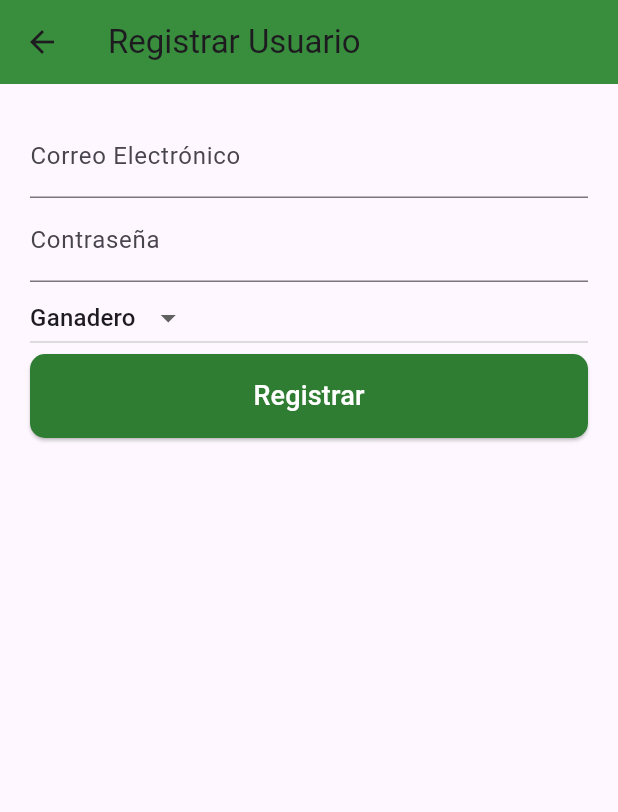
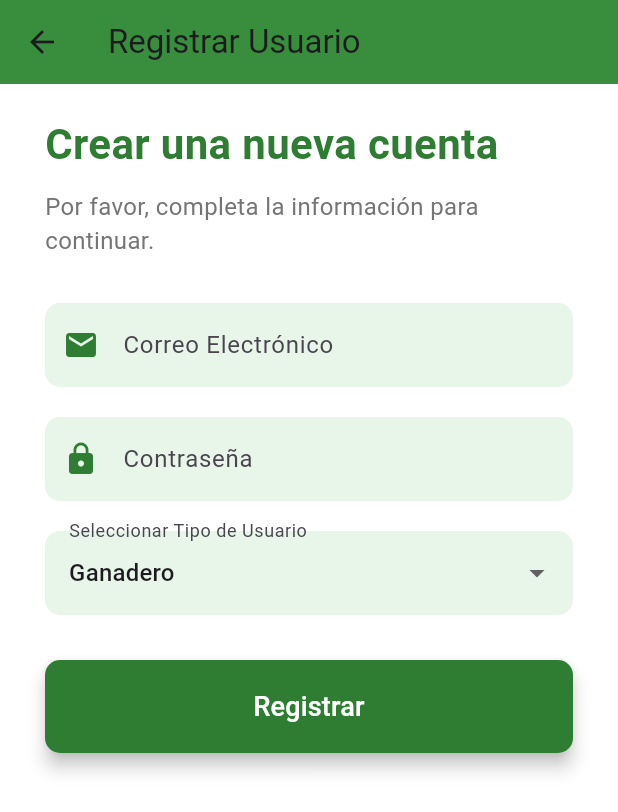
Before and after one commit to Suppra/BoviDataFirebase, a Flutter app: the screen it shows after launch, after a tap on "¿No tienes una cuenta? Regístrate aquí", on a phone screen of 412 x 824 dp. Shown: the top 812 px of the screen. Run offline on Flutter 3.47's test engine with Material 3 defaults, Android fonts, the phone set to English and light mode, and no system bars; our stand-ins replace cloud_firestore, firebase_auth, firebase_core; accounts and stored records are empty.

Commit message:
mejoras visuales login y register

```diff
--- a/lib/vista/auth/login_screen.dart
+++ b/lib/vista/auth/login_screen.dart
@@ -15,8 +15,8 @@ class _LoginPageState extends State<LoginPage> {
 
   Future<void> _validateUser() async {
     try {
-      UserCredential userCredential = await FirebaseAuth.instance
-          .signInWithEmailAndPassword(
+      UserCredential userCredential =
+          await FirebaseAuth.instance.signInWithEmailAndPassword(
         email: _userController.text,
         password: _passwordController.text,
       );
@@ -30,11 +30,14 @@ class _LoginPageState extends State<LoginPage> {
         String userType = userDoc['Tipo'];
 
         if (userType == 'Ganadero') {
-          Navigator.pushReplacementNamed(context, '/home', arguments: 'Ganadero');
+          Navigator.pushReplacementNamed(context, '/home',
+              arguments: 'Ganadero');
         } else if (userType == 'Veterinario') {
-          Navigator.pushReplacementNamed(context, '/home', arguments: 'Veterinario');
+          Navigator.pushReplacementNamed(context, '/home',
+              arguments: 'Veterinario');
         } else if (userType == 'Empleado') {
-          Navigator.pushReplacementNamed(context, '/home', arguments: 'Empleado');
+          Navigator.pushReplacementNamed(context, '/home',
+              arguments: 'Empleado');
         } else {
           _setValidationMessage("¡Tipo de usuario no reconocido!");
         }
@@ -57,9 +60,10 @@ class _LoginPageState extends State<LoginPage> {
     return Scaffold(
       body: Container(
         decoration: BoxDecoration(
-          image: DecorationImage(
-            image: NetworkImage('https://cdn.pixabay.com/photo/2017/10/28/06/48/cow-2896329_960_720.jpg'),
-            fit: BoxFit.cover,
+          gradient: LinearGradient(
+            colors: [Colors.green[800]!, Colors.green[300]!],
+            begin: Alignment.topCenter,
+            end: Alignment.bottomCenter,
           ),
         ),
         padding: EdgeInsets.all(16.0),
@@ -67,13 +71,14 @@ class _LoginPageState extends State<LoginPage> {
           children: <Widget>[
             SizedBox(height: 120),
             Card(
-              color: Colors.green,
+              color: Colors.white.withOpacity(0.9),
               margin: EdgeInsets.all(10.0),
-              elevation: 6.0,
+              elevation: 8.0,
+              shape: RoundedRectangleBorder(
+                borderRadius: BorderRadius.circular(15),
+              ),
               child: Container(
-                margin: EdgeInsets.all(16.0),
-                child: Form(
-                  child: Center(
+                padding: EdgeInsets.all(16.0),
                 child: Column(
                   children: <Widget>[
                     Padding(
@@ -83,44 +88,32 @@ class _LoginPageState extends State<LoginPage> {
                     SizedBox(height: 2),
                     Text(
                       "Bienvenido a",
-                          style: TextStyle(fontSize: 25.0, color: Colors.white),
+                      style: TextStyle(
+                        fontSize: 26.0,
+                        fontWeight: FontWeight.bold,
+                        color: Colors.green[800],
+                      ),
                     ),
                     Text(
                       "BoviData",
-                          style: TextStyle(fontSize: 30.0, color: Colors.white),
-                        ),
-                        SizedBox(height: 15),
-                        TextField(
-                          controller: _userController,
-                          decoration: InputDecoration(
-                            labelText: "Usuario:",
-                            labelStyle: TextStyle(color: Colors.white),
+                      style: TextStyle(
+                        fontSize: 30.0,
+                        color: Colors.green[800],
+                        fontWeight: FontWeight.bold,
                       ),
                     ),
+                    SizedBox(height: 20),
+                    _buildTextField(_userController, "Usuario", Icons.person),
                     SizedBox(height: 16),
-                        TextField(
-                          controller: _passwordController,
-                          obscureText: true,
-                          decoration: InputDecoration(
-                            labelText: "Contraseña:",
-                            labelStyle: TextStyle(color: Colors.white),
-                          ),
-                        ),
+                    _buildTextField(
+                        _passwordController, "Contraseña", Icons.lock,
+                        isPassword: true),
                     SizedBox(height: 16),
-                        ElevatedButton(
-                          onPressed: () {
-                            if (_userController.text.isNotEmpty && _passwordController.text.isNotEmpty) {
-                              _validateUser();
-                            } else {
-                              _showAlertDialog('No se permiten campos vacíos');
-                            }
-                          },
-                          child: Text('Entrar'),
-                        ),
+                    _buildLoginButton(),
                     SizedBox(height: 5),
                     Text(
                       _validationMessage,
-                          style: TextStyle(fontSize: 20.0, color: Colors.red),
+                      style: TextStyle(fontSize: 16.0, color: Colors.red),
                     ),
                     TextButton(
                       onPressed: () {
@@ -128,17 +121,62 @@ class _LoginPageState extends State<LoginPage> {
                       },
                       child: Text(
                         '¿No tienes una cuenta? Regístrate aquí',
-                            style: TextStyle(color: Colors.white),
+                        style: TextStyle(color: Colors.green[800]),
                       ),
                     ),
                   ],
                 ),
               ),
             ),
-              ),
-            )
           ],
         ),
+      ),
+    );
+  }
+
+  Widget _buildTextField(
+      TextEditingController controller, String label, IconData icon,
+      {bool isPassword = false}) {
+    return TextField(
+      controller: controller,
+      obscureText: isPassword,
+      decoration: InputDecoration(
+        prefixIcon: Icon(icon, color: Colors.green[800]),
+        labelText: label,
+        labelStyle: TextStyle(color: Colors.green[800]),
+        enabledBorder: OutlineInputBorder(
+          borderSide: BorderSide(color: Colors.green[800]!),
+          borderRadius: BorderRadius.circular(10),
+        ),
+        focusedBorder: OutlineInputBorder(
+          borderSide: BorderSide(color: Colors.green[600]!),
+          borderRadius: BorderRadius.circular(10),
+        ),
+      ),
+    );
+  }
+
+  Widget _buildLoginButton() {
+    return ElevatedButton(
+      onPressed: () {
+        if (_userController.text.isNotEmpty &&
+            _passwordController.text.isNotEmpty) {
+          _validateUser();
+        } else {
+          _showAlertDialog('No se permiten campos vacíos');
+        }
+      },
+      style: ElevatedButton.styleFrom(
+        backgroundColor: Colors.green[800],
+        padding: EdgeInsets.symmetric(vertical: 20),
+        shape: RoundedRectangleBorder(
+          borderRadius: BorderRadius.circular(8),
+        ),
+        elevation: 5,
+      ),
+      child: Text(
+        'Ingresar',
+        style: TextStyle(fontSize: 18, color: Colors.white),
       ),
     );
   }
--- a/lib/vista/auth/register_screen.dart
+++ b/lib/vista/auth/register_screen.dart
@@ -40,26 +40,86 @@ class _RegisterPageState extends State<RegisterPage> {
   @override
   Widget build(BuildContext context) {
     return Scaffold(
+      backgroundColor: Colors.white,
       appBar: AppBar(
         title: Text('Registrar Usuario'),
         backgroundColor: Colors.green[700],
         elevation: 0,
       ),
-      body: Container(
-        padding: EdgeInsets.all(20.0),
-        child: ListView(
+      body: SingleChildScrollView(
+        child: Padding(
+          padding: const EdgeInsets.symmetric(horizontal: 30.0),
+          child: Column(
+            crossAxisAlignment: CrossAxisAlignment.start,
             children: [
-            TextField(
-              controller: _emailController,
-              decoration: InputDecoration(labelText: 'Correo Electrónico'),
+              SizedBox(height: 20),
+              Text(
+                'Crear una nueva cuenta',
+                style: TextStyle(
+                  fontSize: 28,
+                  fontWeight: FontWeight.bold,
+                  color: Colors.green[800],
                 ),
-            TextField(
-              controller: _passwordController,
-              obscureText: true,
-              decoration: InputDecoration(labelText: 'Contraseña'),
               ),
-            DropdownButton<String>(
+              SizedBox(height: 10),
+              Text(
+                'Por favor, completa la información para continuar.',
+                style: TextStyle(
+                  fontSize: 16,
+                  color: Colors.grey[600],
+                ),
+              ),
+              SizedBox(height: 30),
+              _buildTextField(_emailController, 'Correo Electrónico', Icons.email),
+              SizedBox(height: 20),
+              _buildTextField(_passwordController, 'Contraseña', Icons.lock, isPassword: true),
+              SizedBox(height: 20),
+              _buildDropdown(),
+              SizedBox(height: 30),
+              _buildRegisterButton(),
+              SizedBox(height: 20),
+              Center(
+                child: Text(
+                  _registerMessage,
+                  style: TextStyle(color: Colors.red, fontSize: 16),
+                ),
+              ),
+            ],
+          ),
+        ),
+      ),
+    );
+  }
+
+  Widget _buildTextField(TextEditingController controller, String label, IconData icon, {bool isPassword = false}) {
+    return TextField(
+      controller: controller,
+      obscureText: isPassword,
+      decoration: InputDecoration(
+        labelText: label,
+        prefixIcon: Icon(icon, color: Colors.green[800]),
+        filled: true,
+        fillColor: Colors.green[50],
+        border: OutlineInputBorder(
+          borderRadius: BorderRadius.circular(10),
+          borderSide: BorderSide.none,
+        ),
+      ),
+    );
+  }
+
+  Widget _buildDropdown() {
+    return DropdownButtonFormField<String>(
       value: _userType,
+      decoration: InputDecoration(
+        labelText: 'Seleccionar Tipo de Usuario',
+        filled: true,
+        fillColor: Colors.green[50],
+        border: OutlineInputBorder(
+          borderRadius: BorderRadius.circular(10),
+          borderSide: BorderSide.none,
+        ),
+      ),
       items: ['Ganadero', 'Veterinario', 'Empleado']
           .map((type) => DropdownMenuItem(
                 value: type,
@@ -71,8 +131,13 @@ class _RegisterPageState extends State<RegisterPage> {
           _userType = value!;
         });
       },
-            ),
-            ElevatedButton(
+    );
+  }
+
+  Widget _buildRegisterButton() {
+    return SizedBox(
+      width: double.infinity,
+      child: ElevatedButton(
         onPressed: () {
           if (_emailController.text.isNotEmpty &&
               _passwordController.text.isNotEmpty) {
@@ -82,25 +147,17 @@ class _RegisterPageState extends State<RegisterPage> {
           }
         },
         style: ElevatedButton.styleFrom(
-                padding: EdgeInsets.symmetric(vertical: 15),
   backgroundColor: Colors.green[800],
+  padding: EdgeInsets.symmetric(vertical: 18),
   shape: RoundedRectangleBorder(
     borderRadius: BorderRadius.circular(10),
   ),
+  elevation: 5,
 ),
+
         child: Text(
           'Registrar',
           style: TextStyle(fontSize: 18, color: Colors.white),
-              ),
-            ),
-            SizedBox(height: 20),
-            Center(
-              child: Text(
-                _registerMessage,
-                style: TextStyle(color: Colors.red, fontSize: 16),
-              ),
-            ),
-          ],
         ),
       ),
     );
@@ -110,7 +167,7 @@ class _RegisterPageState extends State<RegisterPage> {
     return showDialog(
       context: context,
       builder: (context) => AlertDialog(
-        title: Text('Alerta, ha ocurrido un error.'),
+        title: Text('Error'),
         content: Text(message),
         actions: [
           TextButton(
```
Lines whose indentation alone changed are shown as unchanged.
